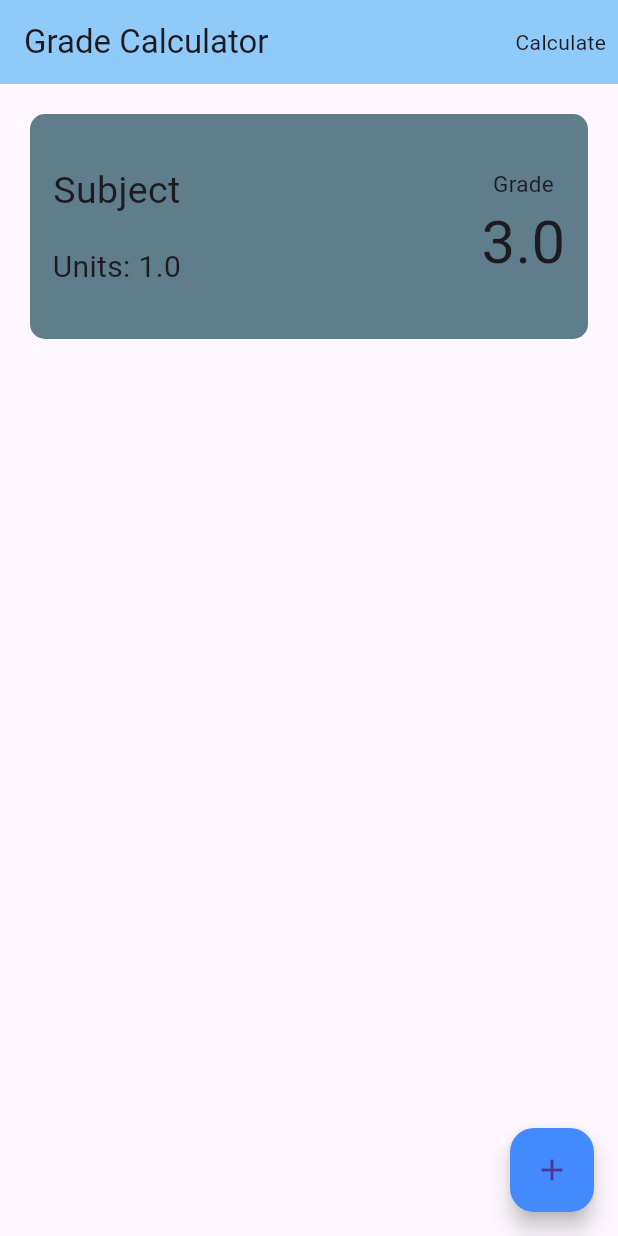
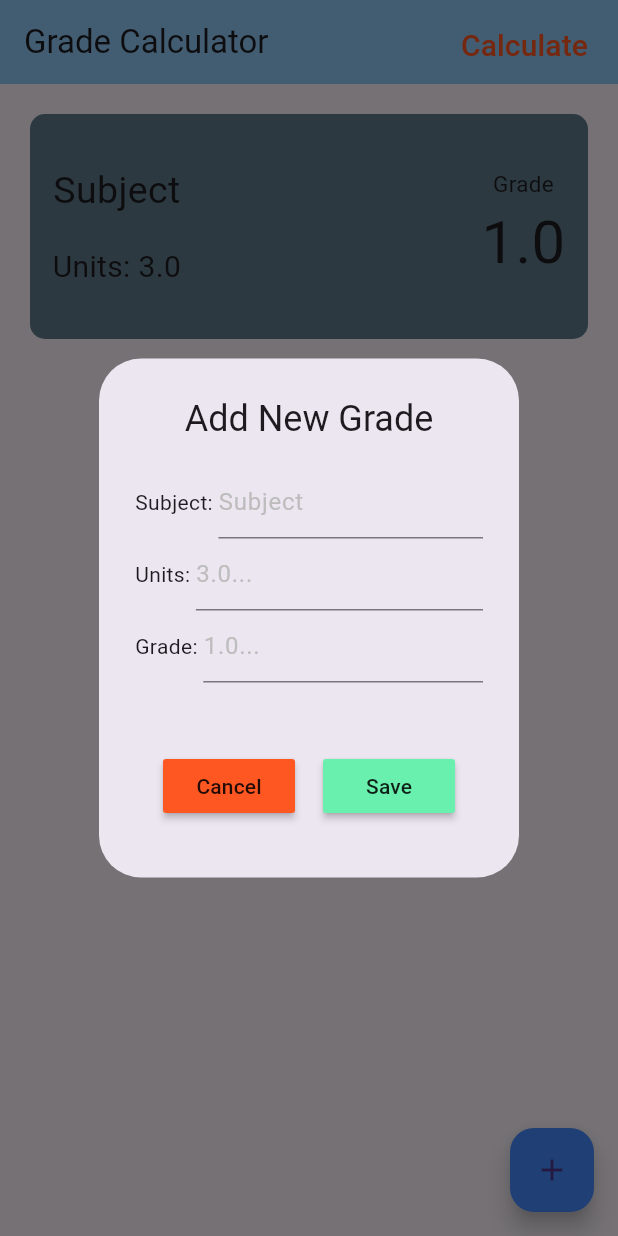
Before and after one commit to jamir4270/grade_calculator_app, a Flutter app: the screen it shows after launch, after a tap on the "add" icon, on a phone screen of 412 x 824 dp. Run offline on Flutter 3.47's test engine with Material 3 defaults, Android fonts, the phone set to English and light mode, and no system bars.

Commit message:
[lib] Added my_button, implemented grade_dialog, and dynamic grade_tile creation

```diff
--- /dev/null
+++ b/lib/components/grade_dialog_box.dart
@@ -0,0 +1,95 @@
+import 'package:flutter/material.dart';
+import 'package:grade_calculator_app/components/my_button.dart';
+
+class GradeDialogBox extends StatelessWidget {
+  final subjectTextController;
+  final unitsTextController;
+  final gradeTextController;
+
+  final VoidCallback onCancelPressed;
+  final VoidCallback onSavePressed;
+
+  GradeDialogBox({
+    super.key,
+    required this.subjectTextController,
+    required this.unitsTextController,
+    required this.gradeTextController,
+    required this.onCancelPressed,
+    required this.onSavePressed,
+  });
+
+  @override
+  Widget build(BuildContext context) {
+    return AlertDialog(
+      title: Text("Add New Grade", textAlign: TextAlign.center),
+      content: SizedBox(
+        height: 250,
+        child: Column(
+          mainAxisSize: MainAxisSize.min,
+          children: [
+            Row(
+              children: [
+                Text("Subject: "),
+                Expanded(
+                  child: TextField(
+                    controller: subjectTextController,
+                    decoration: InputDecoration(
+                      hintText: "Subject",
+                      hintStyle: TextStyle(color: Colors.grey.shade400),
+                    ),
+                  ),
+                ),
+              ],
+            ),
+            Row(
+              children: [
+                Text("Units: "),
+                Expanded(
+                  child: TextField(
+                    controller: unitsTextController,
+                    decoration: InputDecoration(
+                      hintText: "3.0...",
+                      hintStyle: TextStyle(color: Colors.grey.shade400),
+                    ),
+                  ),
+                ),
+              ],
+            ),
+            Row(
+              children: [
+                Text("Grade: "),
+                Expanded(
+                  child: TextField(
+                    controller: gradeTextController,
+                    decoration: InputDecoration(
+                      hintText: "1.0...",
+                      hintStyle: TextStyle(color: Colors.grey.shade400),
+                    ),
+                  ),
+                ),
+              ],
+            ),
+            Padding(
+              padding: const EdgeInsets.only(top: 45.0),
+              child: Row(
+                mainAxisAlignment: MainAxisAlignment.spaceEvenly,
+                children: [
+                  MyButton(
+                    buttonName: "Cancel",
+                    buttonColor: Colors.deepOrange,
+                    onPressed: onCancelPressed,
+                  ),
+                  MyButton(
+                    buttonName: "Save",
+                    buttonColor: Colors.greenAccent,
+                    onPressed: onSavePressed,
+                  ),
+                ],
+              ),
+            ),
+          ],
+        ),
+      ),
+    );
+  }
+}
--- a/lib/components/grade_tile.dart
+++ b/lib/components/grade_tile.dart
@@ -4,8 +4,8 @@ class GradeTile extends StatelessWidget {
   GradeTile({
     super.key,
     required this.subjectName,
+    required this.units,
     required this.grade,
-    required this.units,
   });
 
   final String subjectName;
--- /dev/null
+++ b/lib/components/my_button.dart
@@ -0,0 +1,23 @@
+import 'package:flutter/material.dart';
+
+class MyButton extends StatelessWidget {
+  final String buttonName;
+  final Color buttonColor;
+  final VoidCallback onPressed;
+
+  MyButton({
+    super.key,
+    required this.buttonName,
+    required this.buttonColor,
+    required this.onPressed,
+  });
+
+  @override
+  Widget build(BuildContext context) {
+    return MaterialButton(
+      onPressed: onPressed,
+      color: buttonColor,
+      child: Text(buttonName),
+    );
+  }
+}
--- a/lib/pages/home_page.dart
+++ b/lib/pages/home_page.dart
@@ -1,5 +1,7 @@
 import 'package:flutter/material.dart';
+import 'package:grade_calculator_app/components/grade_dialog_box.dart';
 import 'package:grade_calculator_app/components/grade_tile.dart';
+import 'package:grade_calculator_app/components/my_button.dart';
 
 class HomePage extends StatefulWidget {
   const HomePage({super.key});
@@ -9,9 +11,44 @@ class HomePage extends StatefulWidget {
 }
 
 class _HomePageState extends State<HomePage> {
+  final subjectController = TextEditingController();
+  final unitsController = TextEditingController();
+  final gradeController = TextEditingController();
+
+  void saveNewGrade(String subject, double units, double grade) {
+    setState(() {
+      gradeList.add([subject, units, grade]);
+    });
+    Navigator.of(context).pop();
+  }
+
   List gradeList = [
     ["Subject", 3.0, 1.0],
   ];
+
+  void createNewGradeTile() {
+    showDialog(
+      context: context,
+      builder: (context) {
+        return GradeDialogBox(
+          subjectTextController: subjectController,
+          unitsTextController: unitsController,
+          gradeTextController: gradeController,
+          onSavePressed: () {
+            String subject = subjectController.text;
+            double? units = double.parse(unitsController.text);
+            double? grade = double.parse(gradeController.text);
+
+            saveNewGrade(subject, units, grade);
+          },
+          onCancelPressed: () => Navigator.of(context).pop(),
+        );
+      },
+    );
+  }
+
+  void onCalculatePressed() {}
+
   @override
   Widget build(BuildContext context) {
     return Scaffold(
@@ -19,7 +56,17 @@ class _HomePageState extends State<HomePage> {
         title: Text("Grade Calculator"),
         backgroundColor: Colors.blue[200],
         actions: [
-          Padding(padding: const EdgeInsets.all(8.0), child: Text("Calculate")),
+          Padding(
+            padding: const EdgeInsets.all(8.0),
+            child: TextButton(
+              onPressed: onCalculatePressed,
+              child: Text(
+                "Calculate",
+                textAlign: TextAlign.center,
+                style: TextStyle(color: Colors.deepOrange, fontSize: 20),
+              ),
+            ),
+          ),
         ],
       ),
       body: ListView.builder(
@@ -27,13 +74,13 @@ class _HomePageState extends State<HomePage> {
         itemBuilder: (context, index) {
           return GradeTile(
             subjectName: gradeList[index][0],
-            grade: gradeList[index][1],
-            units: gradeList[index][2],
+            units: gradeList[index][1],
+            grade: gradeList[index][2],
           );
         },
       ),
       floatingActionButton: FloatingActionButton(
-        onPressed: () {},
+        onPressed: createNewGradeTile,
         backgroundColor: Colors.blueAccent,
         child: Icon(Icons.add),
       ),
```
